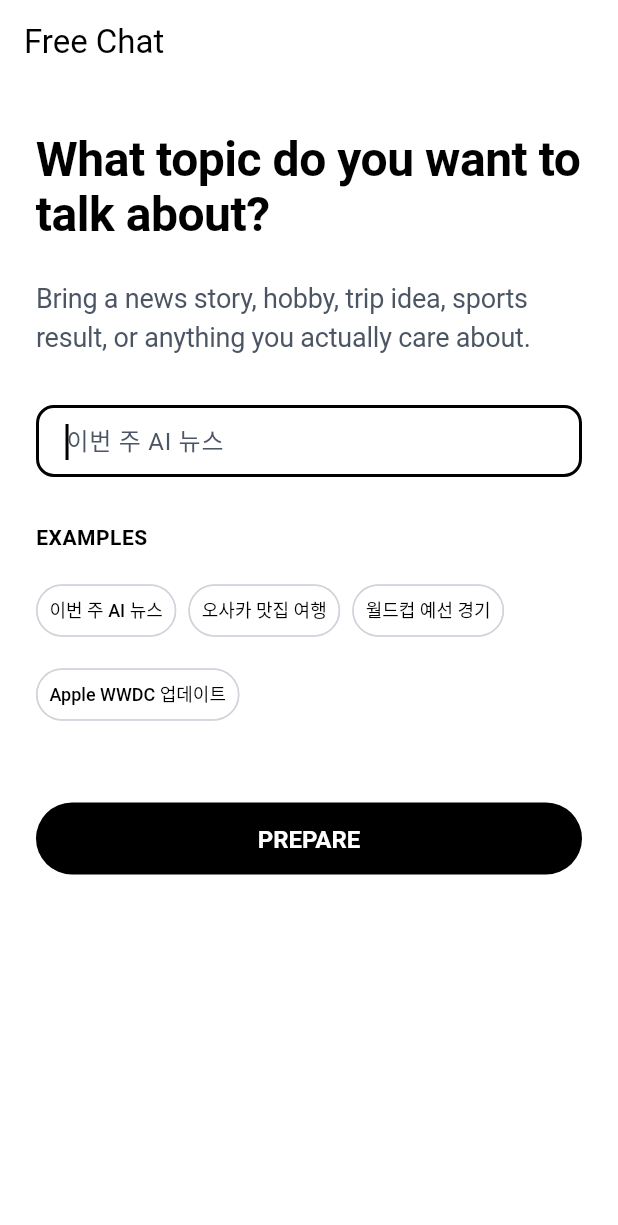
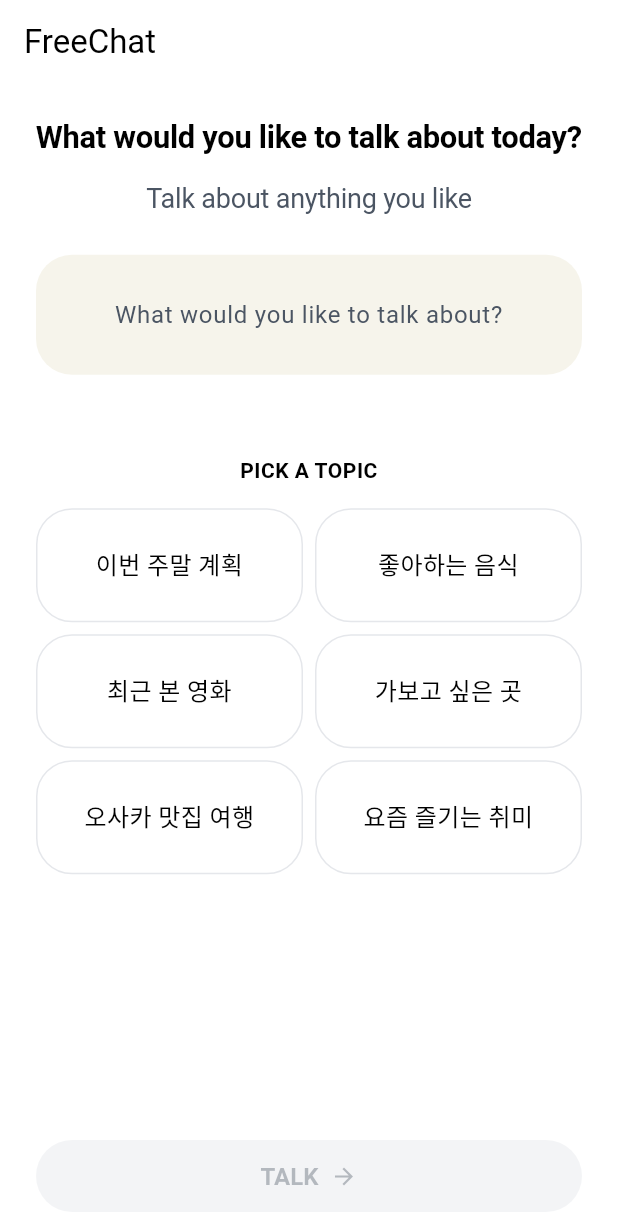
Before and after one commit to Hyun-Jun-Lee/MoreThanHuman, a Flutter app: the TopicInputScreen screen opened by its route, on a phone screen of 412 x 824 dp. Shown: the top 1225 px of the screen. Run offline on Flutter 3.47's test engine with Material 3 defaults, Android fonts, the light colour scheme and no system bars; our stand-ins replace audioplayers, dio, flutter_riverpod, flutter_secure_storage, go_router, google_sign_in and 3 more; missing offline and left inert: in_app_purchase_storekit, randino, record, text_ko; accounts and stored records are empty; network calls fail; Roboto replaces fonts that are missing (Freesentation); statements that could not run were skipped.

Commit message:
feat: refine mobile conversation flows
Center topic input and roleplay choices, unify conversation labels, and keep the chat composer above the keyboard.

```diff
--- a/mobile/lib/core/copy/app_copy.dart
+++ b/mobile/lib/core/copy/app_copy.dart
@@ -284,15 +284,18 @@ class AppCopy {
   String get audioPlayLabel => isKorean ? '응답 음성 듣기' : 'Play response';
   String get customRoleplayInputTooShort =>
       isKorean ? '두 글자 이상 입력해 주세요.' : 'Enter at least 2 characters.';
-  String get freeChatTitle => isKorean ? '자유 대화' : 'Free Chat';
-  String get topicInputTitle =>
-      isKorean ? '어떤 주제로 이야기하고 싶나요?' : 'What topic do you want to talk about?';
-  String get topicInputDescription => isKorean
-      ? '뉴스, 취미, 여행, 스포츠처럼 지금 마음이 가는 주제를 골라 보세요.'
-      : 'Bring a news story, hobby, trip idea, sports result, or anything you actually care about.';
+  String get freeChatTitle => 'FreeChat';
+  String get topicInputTitle => isKorean
+      ? '오늘은 어떤 이야기를 나눠볼까요?'
+      : 'What would you like to talk about today?';
+  String get topicInputDescription =>
+      isKorean ? '하고 싶은 이야기로 대화해봐요' : 'Talk about anything you like';
+  String get topicInputHint =>
+      isKorean ? '나누고 싶은 주제는 무엇인가요?' : 'What would you like to talk about?';
   String get conversationTopicLabel =>
       isKorean ? '대화 주제' : 'Conversation topic';
-  String get examplesLabel => isKorean ? '예시' : 'Examples';
+  String get examplesLabel => isKorean ? '빠르게 골라주세요' : 'Pick a topic';
+  String get topicInputStartLabel => isKorean ? '대화하기' : 'TALK';
   String get prepareLabel => isKorean ? '준비하기' : 'PREPARE';
   String get homeLabel => isKorean ? '홈' : 'Home';
   String get chatLabel => isKorean ? '대화' : 'Chat';
@@ -462,7 +465,7 @@ class AppCopy {
       isKorean ? '대화 시작하기' : 'Start a conversation';
   String get freeChatDescription =>
       isKorean ? '내가 고른 주제로 대화하기' : 'Bring your own topic';
-  String get roleplayTitle => isKorean ? '역할극' : 'Roleplay';
+  String get roleplayTitle => 'Role Playing';
   String get roleplayDescription =>
       isKorean ? '현실 상황을 연습하기' : 'Practice a real-world situation';
   String get cancelLabel => isKorean ? '취소' : 'CANCEL';
@@ -531,10 +534,8 @@ class AppCopy {
   String get chooseSituationTitle =>
       isKorean ? '상황을 골라 보세요' : 'Choose a situation';
   String get chooseSituationDescription => isKorean
-      ? '연습할 현실 상황을 고르거나 직접 상황을 적어 보세요.'
-      : 'Pick a real-world moment to practice, or write your own custom roleplay.';
-  String get differentSituationLabel =>
-      isKorean ? '다른 상황을 원하나요?' : 'Want a different situation?';
+      ? '연습하려는 상황을 선택하거나 직접 만들어요'
+      : 'Choose a situation to practice, or create your own.';
   String get customRoleplayLabel => isKorean ? '직접 역할극 만들기' : 'CUSTOM ROLEPLAY';
   String get customRoleplaySemanticLabel => isKorean
       ? '직접 입력하는 역할극 상황 또는 내 역할'
--- a/mobile/lib/features/home/domain/conversation_summary.dart
+++ b/mobile/lib/features/home/domain/conversation_summary.dart
@@ -72,7 +72,7 @@ class ConversationSummary {
   final DateTime updatedAt;
 
   String get category =>
-      kind == ConversationKind.roleplay ? 'Roleplay' : 'Free chat';
+      kind == ConversationKind.roleplay ? 'Role Playing' : 'FreeChat';
 
   String get preview {
     final String messageLabel = messageCount == 1 ? 'message' : 'messages';
--- a/mobile/lib/features/home/presentation/conversation_start_sheet.dart
+++ b/mobile/lib/features/home/presentation/conversation_start_sheet.dart
@@ -18,7 +18,7 @@ Future<ConversationStartType?> showConversationStartSheet(
           Text(copy.startConversationTitle, style: AppTypography.headlineMd),
           const SizedBox(height: AppSpacing.lg),
           AppSelectionCard(
-            title: 'Free Chat',
+            title: copy.freeChatTitle,
             description: copy.freeChatDescription,
             icon: const Icon(Icons.forum_outlined),
             selected: false,
@@ -27,7 +27,7 @@ Future<ConversationStartType?> showConversationStartSheet(
           ),
           const SizedBox(height: AppSpacing.md),
           AppSelectionCard(
-            title: 'Roleplay',
+            title: copy.roleplayTitle,
             description: copy.roleplayDescription,
             icon: const Icon(Icons.theater_comedy_outlined),
             selected: false,
--- a/mobile/lib/features/roleplay_setup/domain/roleplay_scenario.dart
+++ b/mobile/lib/features/roleplay_setup/domain/roleplay_scenario.dart
@@ -6,6 +6,7 @@ class RoleplayScenario {
     required this.id,
     required this.title,
     required this.description,
+    required this.descriptionKo,
     required this.roleCharacter,
     required this.icon,
   });
@@ -13,8 +14,12 @@ class RoleplayScenario {
   final String id;
   final String title;
   final String description;
+  final String descriptionKo;
   final String roleCharacter;
   final IconData icon;
+
+  String descriptionFor(LearningLanguageCode nativeLanguage) =>
+      nativeLanguage == LearningLanguageCode.ko ? descriptionKo : description;
 }
 
 const List<RoleplayScenario> enRoleplayScenarios = <RoleplayScenario>[
@@ -22,6 +27,7 @@ const List<RoleplayScenario> enRoleplayScenarios = <RoleplayScenario>[
     id: 'cafe_order',
     title: 'Cafe order',
     description: 'Order drinks, ask for options, and pay naturally.',
+    descriptionKo: '음료를 주문하고, 메뉴를 물어보고, 자연스럽게 결제해요.',
     roleCharacter: 'a friendly cafe barista taking an order',
     icon: Icons.local_cafe_outlined,
   ),
@@ -29,6 +35,7 @@ const List<RoleplayScenario> enRoleplayScenarios = <RoleplayScenario>[
     id: 'hotel_check_in',
     title: 'Hotel check-in',
     description: 'Confirm a booking and ask about hotel details.',
+    descriptionKo: '예약을 확인하고 호텔 이용 정보를 물어봐요.',
     roleCharacter: 'a hotel front desk staff member helping with check-in',
     icon: Icons.hotel_outlined,
   ),
@@ -36,6 +43,7 @@ const List<RoleplayScenario> enRoleplayScenarios = <RoleplayScenario>[
     id: 'airport_immigration',
     title: 'Airport immigration',
     description: 'Answer travel purpose and arrival questions.',
+    descriptionKo: '입국 목적과 도착 관련 질문에 답해요.',
     roleCharacter: 'an airport immigration officer asking entry questions',
     icon: Icons.flight_land_outlined,
   ),
@@ -43,6 +51,7 @@ const List<RoleplayScenario> enRoleplayScenarios = <RoleplayScenario>[
     id: 'job_interview',
     title: 'Job interview',
     description: 'Practice answers about experience and strengths.',
+    descriptionKo: '경험과 강점에 대한 답변을 연습해요.',
     roleCharacter: 'a job interviewer asking practical interview questions',
     icon: Icons.work_outline_rounded,
   ),
@@ -50,6 +59,7 @@ const List<RoleplayScenario> enRoleplayScenarios = <RoleplayScenario>[
     id: 'meeting_small_talk',
     title: 'Meeting small talk',
     description: 'Warm up before a meeting with casual work chat.',
+    descriptionKo: '회의 전에 가벼운 직장 대화를 나눠요.',
     roleCharacter: 'a coworker making small talk before a meeting',
     icon: Icons.groups_2_outlined,
   ),
@@ -57,6 +67,7 @@ const List<RoleplayScenario> enRoleplayScenarios = <RoleplayScenario>[
     id: 'friend_conversation',
     title: 'Friend conversation',
     description: 'Talk casually about your day, plans, and opinions.',
+    descriptionKo: '하루 일과와 계획, 생각을 편하게 이야기해요.',
     roleCharacter: 'a close friend having a casual conversation',
     icon: Icons.forum_outlined,
   ),
@@ -64,6 +75,7 @@ const List<RoleplayScenario> enRoleplayScenarios = <RoleplayScenario>[
     id: 'meeting_opinion',
     title: 'Meeting opinion',
     description: 'Share an opinion and respond to follow-up questions.',
+    descriptionKo: '의견을 말하고 이어지는 질문에 답해요.',
     roleCharacter: 'a meeting participant asking for your opinion',
     icon: Icons.record_voice_over_outlined,
   ),
@@ -74,6 +86,7 @@ const List<RoleplayScenario> koRoleplayScenarios = <RoleplayScenario>[
     id: 'cafe_polite_order',
     title: 'Polite cafe order',
     description: 'Order, ask for options, and close politely in Korean.',
+    descriptionKo: '한국어로 주문하고 선택지를 물으며 공손하게 마무리해요.',
     roleCharacter:
         'a Korean cafe staff member helping with a polite drink order',
     icon: Icons.local_cafe_outlined,
@@ -82,6 +95,7 @@ const List<RoleplayScenario> koRoleplayScenarios = <RoleplayScenario>[
     id: 'front_desk_help',
     title: 'Front desk help',
     description: 'Ask for help with booking, directions, or check-in details.',
+    descriptionKo: '예약, 길 안내, 체크인에 관해 도움을 요청해요.',
     roleCharacter:
         'a Korean front desk staff member helping with travel or check-in',
     icon: Icons.hotel_outlined,
@@ -90,6 +104,7 @@ const List<RoleplayScenario> koRoleplayScenarios = <RoleplayScenario>[
     id: 'self_introduction',
     title: 'Self-introduction',
     description: 'Introduce yourself with the right level of formality.',
+    descriptionKo: '상황에 맞는 높임말로 자신을 소개해요.',
     roleCharacter:
         'a Korean classmate or colleague listening to a self-introduction',
     icon: Icons.badge_outlined,
@@ -98,6 +113,7 @@ const List<RoleplayScenario> koRoleplayScenarios = <RoleplayScenario>[
     id: 'workplace_greeting',
     title: 'Workplace greeting',
     description: 'Greet coworkers and make simple professional small talk.',
+    descriptionKo: '동료에게 인사하고 가벼운 직장 대화를 나눠요.',
     roleCharacter:
         'a Korean coworker greeting the learner at work for the first time',
     icon: Icons.groups_2_outlined,
@@ -106,6 +122,7 @@ const List<RoleplayScenario> koRoleplayScenarios = <RoleplayScenario>[
     id: 'polite_request',
     title: 'Polite request',
     description: 'Ask for a favor, respond, and soften refusals naturally.',
+    descriptionKo: '부탁하고 답하며 거절도 자연스럽게 완곡하게 표현해요.',
     roleCharacter:
         'a Korean acquaintance responding to a polite request or favor',
     icon: Icons.record_voice_over_outlined,
@@ -114,6 +131,7 @@ const List<RoleplayScenario> koRoleplayScenarios = <RoleplayScenario>[
     id: 'friend_catch_up',
     title: 'Friend catch-up',
     description: 'Talk casually about your day, plans, and opinions.',
+    descriptionKo: '하루 일과와 계획, 생각을 편하게 이야기해요.',
     roleCharacter: 'a Korean friend having a casual catch-up conversation',
     icon: Icons.forum_outlined,
   ),
@@ -121,6 +139,7 @@ const List<RoleplayScenario> koRoleplayScenarios = <RoleplayScenario>[
     id: 'clinic_visit',
     title: 'Clinic visit',
     description: 'Explain symptoms and understand simple follow-up questions.',
+    descriptionKo: '증상을 설명하고 간단한 추가 질문을 이해해요.',
     roleCharacter:
         'a Korean clinic receptionist or nurse asking practical questions',
     icon: Icons.local_hospital_outlined,
--- a/mobile/lib/features/roleplay_setup/presentation/widgets/roleplay_scenario_card.dart
+++ b/mobile/lib/features/roleplay_setup/presentation/widgets/roleplay_scenario_card.dart
@@ -1,6 +1,7 @@
 import 'package:curitalk/app/theme/tokens/tokens.dart';
 import 'package:curitalk/core/copy/copy.dart';
 import 'package:curitalk/core/widgets/widgets.dart';
+import 'package:curitalk/features/language/language.dart';
 import 'package:curitalk/features/roleplay_setup/domain/roleplay_scenario.dart';
 import 'package:flutter/material.dart';
 
@@ -8,19 +9,21 @@ class RoleplayScenarioCard extends StatelessWidget {
   const RoleplayScenarioCard({
     required this.scenario,
     required this.selected,
+    required this.nativeLanguage,
     required this.onTap,
     super.key,
   });
 
   final RoleplayScenario scenario;
   final bool selected;
+  final LearningLanguageCode nativeLanguage;
   final VoidCallback onTap;
 
   @override
   Widget build(BuildContext context) {
     return AppSelectionCard(
       title: scenario.title,
-      description: scenario.description,
+      description: scenario.descriptionFor(nativeLanguage),
       selected: selected,
       onTap: onTap,
       icon: Icon(scenario.icon),
--- a/mobile/lib/features/topic_prep/domain/topic_starter_examples.dart
+++ b/mobile/lib/features/topic_prep/domain/topic_starter_examples.dart
@@ -4,22 +4,28 @@ abstract final class TopicStarterExamples {
   static List<String> forNativeLanguage(LearningLanguageCode language) {
     return switch (language) {
       LearningLanguageCode.ko => const <String>[
-        '이번 주 AI 뉴스',
+        '이번 주말 계획',
+        '좋아하는 음식',
+        '최근 본 영화',
+        '가보고 싶은 곳',
         '오사카 맛집 여행',
-        '월드컵 예선 경기',
-        'Apple WWDC 업데이트',
+        '요즘 즐기는 취미',
       ],
       LearningLanguageCode.en => const <String>[
-        'AI news this week',
+        'Weekend plans',
+        'Favorite food',
+        'Recent movie',
+        'Dream destination',
         'Osaka food trip',
-        'World Cup qualifier',
-        'Apple WWDC update',
+        'Favorite hobby',
       ],
       LearningLanguageCode.zh => const <String>[
-        '本周 AI 新闻',
+        '这个周末的计划',
+        '喜欢的食物',
+        '最近看过的电影',
+        '想去的地方',
         '大阪美食之旅',
-        '世界杯预选赛',
-        'Apple WWDC 更新',
+        '最近喜欢的爱好',
       ],
     };
   }
--- a/mobile/lib/features/topic_prep/presentation/topic_input_screen.dart
+++ b/mobile/lib/features/topic_prep/presentation/topic_input_screen.dart
@@ -31,17 +31,24 @@ class TopicInputScreen extends ConsumerStatefulWidget {
 
 class _TopicInputScreenState extends ConsumerState<TopicInputScreen> {
   late final TextEditingController _controller;
+  late final FocusNode _focusNode;
   String? _errorText;
 
   @override
   void initState() {
     super.initState();
     _controller = TextEditingController(text: widget.initialTopic ?? '');
+    _focusNode = FocusNode();
+    _controller.addListener(_refresh);
+    _focusNode.addListener(_refresh);
   }
+
+  void _refresh() => setState(() {});
 
   @override
   void dispose() {
     _controller.dispose();
+    _focusNode.dispose();
     super.dispose();
   }
 
@@ -56,56 +63,150 @@ class _TopicInputScreenState extends ConsumerState<TopicInputScreen> {
     );
     return AppScaffold(
       appBar: AppBar(title: Text(copy.freeChatTitle)),
+      bottomNavigationBar: SafeArea(
+        minimum: const EdgeInsets.fromLTRB(
+          AppSpacing.screenPadding,
+          AppSpacing.sm,
+          AppSpacing.screenPadding,
+          AppSpacing.md,
+        ),
+        child: AppPrimaryButton(
+          label: copy.topicInputStartLabel,
+          onPressed: _controller.text.trim().isEmpty ? null : _prepare,
+          trailing: const Icon(Icons.arrow_forward, size: 18),
+        ),
+      ),
       body: ListView(
+        keyboardDismissBehavior: ScrollViewKeyboardDismissBehavior.onDrag,
         children: <Widget>[
-          const SizedBox(height: AppSpacing.xl),
-          Text(
+          const SizedBox(height: AppSpacing.lg),
+          FittedBox(
+            alignment: Alignment.centerLeft,
+            fit: BoxFit.scaleDown,
+            child: Text(
               copy.topicInputTitle,
+              maxLines: 1,
+              softWrap: false,
               style: AppTypography.headlineLg.copyWith(
                 color: Theme.of(context).colorScheme.onSurface,
               ),
             ),
-          const SizedBox(height: AppSpacing.lg),
+          ),
+          const SizedBox(height: AppSpacing.md),
           Text(
             copy.topicInputDescription,
+            textAlign: TextAlign.center,
             style: AppTypography.body.copyWith(
               color: Theme.of(context).colorScheme.onSurfaceVariant,
             ),
           ),
-          const SizedBox(height: AppSpacing.xl),
-          AppTextField(
+          const SizedBox(height: AppSpacing.lg),
+          Container(
+            key: const ValueKey<String>('topic-input-card'),
+            height: 80,
+            alignment: Alignment.center,
+            padding: const EdgeInsets.all(AppSpacing.sm),
+            decoration: BoxDecoration(
+              color: AppPalette.blockCream,
+              borderRadius: BorderRadius.circular(24),
+              border: Border.all(
+                color: _focusNode.hasFocus ? Colors.black : Colors.transparent,
+                width: _focusNode.hasFocus ? 2 : 1,
+              ),
+            ),
+            child: Semantics(
+              textField: true,
+              label: copy.conversationTopicLabel,
+              child: TextField(
                 controller: _controller,
-            hintText: examples.first,
-            errorText: _errorText,
-            autofocus: true,
+                focusNode: _focusNode,
+                textAlign: TextAlign.center,
+                textAlignVertical: TextAlignVertical.center,
+                expands: true,
+                maxLines: null,
                 textInputAction: TextInputAction.done,
-            semanticLabel: copy.conversationTopicLabel,
+                onSubmitted: (_) => _prepare(),
                 onChanged: (_) {
-              if (_errorText != null) {
-                setState(() => _errorText = null);
-              }
+                  if (_errorText != null) setState(() => _errorText = null);
                 },
-            onSubmitted: (_) => _prepare(),
+                decoration: InputDecoration(
+                  hintText: copy.topicInputHint,
+                  filled: false,
+                  border: InputBorder.none,
+                  enabledBorder: InputBorder.none,
+                  focusedBorder: InputBorder.none,
+                  contentPadding: EdgeInsets.zero,
                 ),
-          const SizedBox(height: AppSpacing.xl),
-          AppSectionLabel(copy.examplesLabel),
+              ),
+            ),
+          ),
+          if (_errorText != null) ...<Widget>[
+            const SizedBox(height: AppSpacing.xs),
+            Text(
+              _errorText!,
+              style: TextStyle(color: Theme.of(context).colorScheme.error),
+            ),
+          ],
+          const SizedBox(height: AppSpacing.lg + AppSpacing.xl),
+          AppSectionLabel(copy.examplesLabel, textAlign: TextAlign.center),
           const SizedBox(height: AppSpacing.md),
-          Wrap(
-            spacing: AppSpacing.xs,
-            runSpacing: AppSpacing.xs,
+          GridView.count(
+            shrinkWrap: true,
+            physics: const NeverScrollableScrollPhysics(),
+            crossAxisCount: 2,
+            crossAxisSpacing: AppSpacing.xs,
+            mainAxisSpacing: AppSpacing.xs,
+            mainAxisExtent: 76,
             children: <Widget>[
               for (final String example in examples)
-                ActionChip(
-                  label: Text(example),
-                  onPressed: () {
+                Builder(
+                  builder: (BuildContext context) {
+                    final bool selected = _controller.text.trim() == example;
+                    return Semantics(
+                      button: true,
+                      selected: selected,
+                      child: InkWell(
+                        borderRadius: BorderRadius.circular(24),
+                        onTap: () {
                           _controller.text = example;
+                          _focusNode.unfocus();
                           setState(() => _errorText = null);
+                        },
+                        child: Container(
+                          alignment: Alignment.center,
+                          padding: const EdgeInsets.symmetric(
+                            horizontal: AppSpacing.sm,
+                            vertical: AppSpacing.xs,
+                          ),
+                          decoration: BoxDecoration(
+                            color: selected
+                                ? AppPalette.blockCream
+                                : Theme.of(context).colorScheme.surface,
+                            borderRadius: BorderRadius.circular(24),
+                            border: Border.all(
+                              color: selected
+                                  ? Theme.of(context).colorScheme.onSurface
+                                  : Theme.of(
+                                      context,
+                                    ).colorScheme.outlineVariant,
+                              width: selected ? 2 : 1,
+                            ),
+                          ),
+                          child: Text(
+                            example,
+                            textAlign: TextAlign.center,
+                            maxLines: 2,
+                            overflow: TextOverflow.ellipsis,
+                            style: AppTypography.bodySm,
+                          ),
+                        ),
+                      ),
+                    );
                   },
                 ),
             ],
           ),
-          const SizedBox(height: AppSpacing.xxl),
-          AppPrimaryButton(label: copy.prepareLabel, onPressed: _prepare),
+          const SizedBox(height: AppSpacing.lg),
         ],
       ),
     );
```
Also changed, not shown: mobile/lib/features/conversation/presentation/conversation_screen.dart (+51 -35 lines), mobile/lib/features/roleplay_setup/presentation/roleplay_setup_screen.dart (+30 -14 lines), 10 other files. Lines whose indentation alone changed are shown as unchanged.
